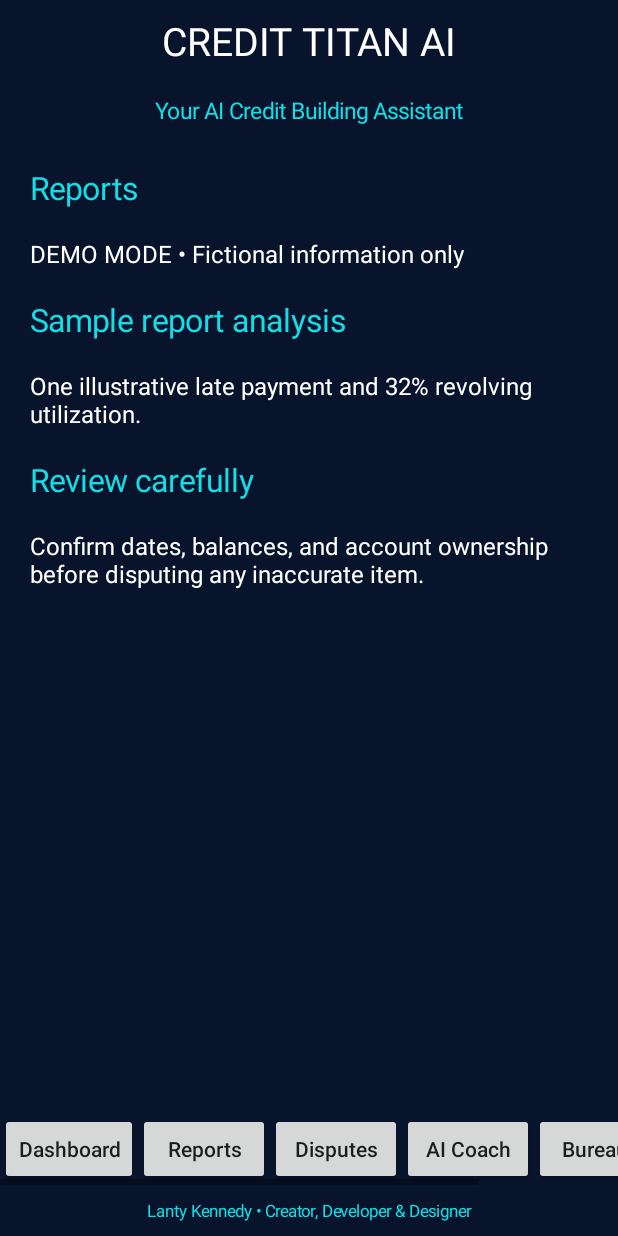
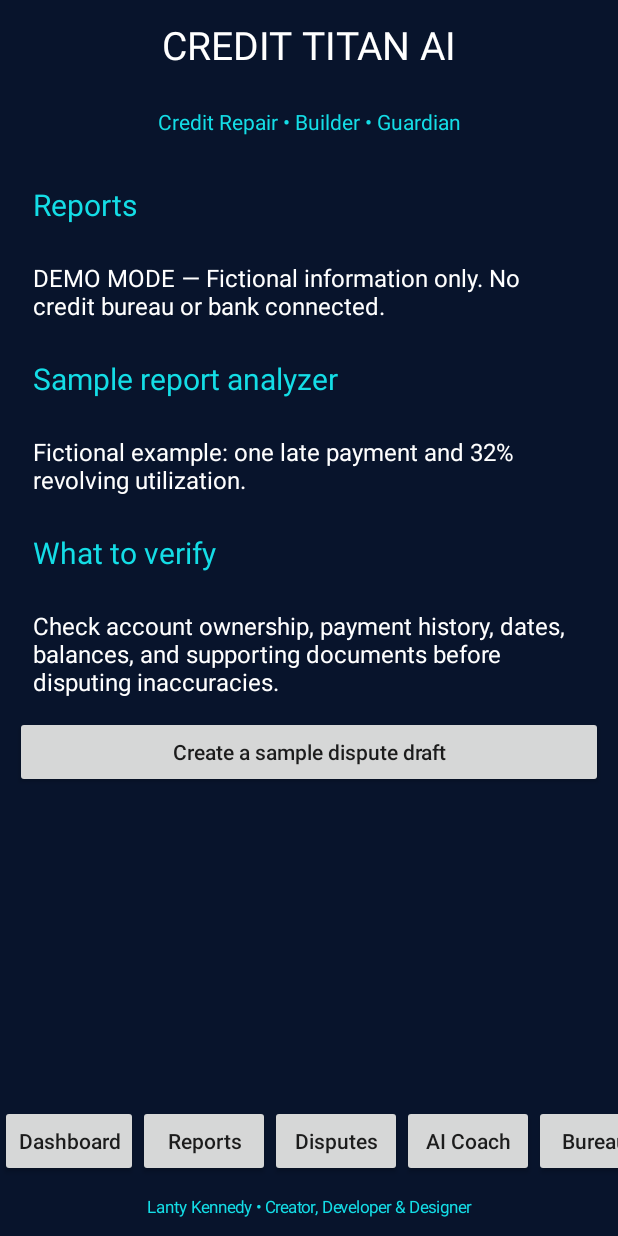
Before and after one commit to TitanCreditbyLantyKennedy/credit-titan-ai-android, an Android app: the screen it shows after launch (MainActivity), after a tap on "Reports", on a phone screen of 412 x 824 dp. Run offline under Robolectric (Android 15) with nearby library versions, the light colour scheme and no system bars; 1 other tap on this screen came first.

Commit message:
Add interactive credit planner and dispute demo to Android prototype

```diff
--- a/app/src/main/java/com/credittitan/ai/MainActivity.java
+++ b/app/src/main/java/com/credittitan/ai/MainActivity.java
@@ -1,39 +1,95 @@
-
 package com.credittitan.ai;
 
 import android.app.Activity;
 import android.os.Bundle;
 import android.graphics.Color;
 import android.view.Gravity;
-import android.view.View;
 import android.widget.*;
 
 public class MainActivity extends Activity {
-    private LinearLayout root, content, nav;
     private final int navy=Color.rgb(8,20,44), cyan=Color.rgb(20,221,230), white=Color.WHITE;
     private final String[] pages={"Dashboard","Reports","Disputes","AI Coach","Bureaus","Progress"};
-    @Override public void onCreate(Bundle state){super.onCreate(state); show("Dashboard");}
-    private TextView label(String text,int size,int color){TextView v=new TextView(this);v.setText(text);v.setTextSize(size);v.setTextColor(color);v.setPadding(12,14,12,14);return v;}
-    private void show(String page){
-        root=new LinearLayout(this);root.setOrientation(LinearLayout.VERTICAL);root.setBackgroundColor(navy);
-        TextView header=label("CREDIT TITAN AI",26,white);header.setGravity(Gravity.CENTER);root.addView(header);
-        TextView sub=label("Your AI Credit Building Assistant",15,cyan);sub.setGravity(Gravity.CENTER);root.addView(sub);
-        ScrollView scroll=new ScrollView(this);content=new LinearLayout(this);content.setPadding(18,12,18,12);content.setOrientation(LinearLayout.VERTICAL);scroll.addView(content);root.addView(scroll,new LinearLayout.LayoutParams(-1,0,1));
-        section(page);
-        HorizontalScrollView horizontal=new HorizontalScrollView(this);nav=new LinearLayout(this);nav.setOrientation(LinearLayout.HORIZONTAL);
-        for(String p:pages){Button b=new Button(this);b.setText(p);b.setAllCaps(false);b.setOnClickListener(v->show(p));nav.addView(b);}horizontal.addView(nav);root.addView(horizontal);
-        TextView credit=label("Lanty Kennedy • Creator, Developer & Designer",11,cyan);credit.setGravity(Gravity.CENTER);root.addView(credit);setContentView(root);
+    private LinearLayout content;
+    private int balance=960, limit=3000;
+    private boolean disputeDraft=false;
+    private int dp(int value){return (int)(getResources().getDisplayMetrics().density*value+0.5f);}
+    @Override public void onCreate(Bundle state){super.onCreate(state);show(0);}
+    private TextView text(String value,int size,int color){
+        TextView t=new TextView(this);t.setText(value);t.setTextSize(size);t.setTextColor(color);
+        t.setPadding(dp(12),dp(12),dp(12),dp(12));return t;
     }
-    private void item(String title,String body){TextView t=label(title,21,cyan);content.addView(t);TextView b=label(body,16,white);content.addView(b);}
-    private void section(String page){
-        item(page,"DEMO MODE • Fictional information only");
-        switch(page){
-            case "Dashboard":item("Sample credit score: 682","Illustrative score only • No credit bureau connected");item("Your next steps","Review report details, check utilization, and set a payment reminder.");break;
-            case "Reports":item("Sample report analysis","One illustrative late payment and 32% revolving utilization.");item("Review carefully","Confirm dates, balances, and account ownership before disputing any inaccurate item.");break;
-            case "Disputes":item("Dispute tracker","No real disputes submitted. Example status: Draft → Submitted → Response received.");break;
-            case "AI Coach":item("Credit-building guidance","Pay on time, check reports for errors, and consider lowering revolving balances. Guidance is educational, not a live AI service.");break;
-            case "Bureaus":item("Experian • Equifax • TransUnion","Not connected. Monitoring data shown here is a demonstration, not a live credit report.");break;
-            case "Progress":item("Illustrative goal","Reduce revolving utilization below 30% and review all three reports for accuracy.");break;
+    private void add(String title,String body){
+        content.addView(text(title,20,cyan));
+        content.addView(text(body,16,white));
+    }
+    private void action(String label,Runnable callback){
+        Button b=new Button(this);b.setText(label);b.setAllCaps(false);b.setOnClickListener(v->callback.run());
+        content.addView(b,new LinearLayout.LayoutParams(-1,-2));
+    }
+    private void show(int index){
+        LinearLayout root=new LinearLayout(this);root.setOrientation(LinearLayout.VERTICAL);root.setBackgroundColor(navy);
+        TextView title=text("CREDIT TITAN AI",26,white);title.setGravity(Gravity.CENTER);root.addView(title);
+        TextView subtitle=text("Credit Repair • Builder • Guardian",14,cyan);subtitle.setGravity(Gravity.CENTER);root.addView(subtitle);
+        ScrollView scroll=new ScrollView(this);scroll.setFillViewport(true);
+        content=new LinearLayout(this);content.setOrientation(LinearLayout.VERTICAL);content.setPadding(dp(10),dp(8),dp(10),dp(8));
+        scroll.addView(content);root.addView(scroll,new LinearLayout.LayoutParams(-1,0,1));
+        add(pages[index],"DEMO MODE — Fictional information only. No credit bureau or bank connected.");
+        render(index);
+        HorizontalScrollView bar=new HorizontalScrollView(this);bar.setHorizontalScrollBarEnabled(false);
+        LinearLayout nav=new LinearLayout(this);nav.setOrientation(LinearLayout.HORIZONTAL);
+        for(int i=0;i<pages.length;i++){
+            final int selected=i;Button button=new Button(this);button.setText(pages[i]);button.setAllCaps(false);
+            button.setOnClickListener(v->show(selected));nav.addView(button);
+        }
+        bar.addView(nav);root.addView(bar);
+        TextView credit=text("Lanty Kennedy • Creator, Developer & Designer",11,cyan);credit.setGravity(Gravity.CENTER);
+        root.addView(credit);setContentView(root);
+    }
+    private void render(int index){
+        switch(index){
+            case 0:
+                add("Illustrative credit score: 682","This is not a FICO score or a live credit report.");
+                add("Your next steps","Explore sample reports, practice utilization planning, and draft a demonstration dispute.");
+                action("Open report analyzer",()->show(1));
+                action("Plan credit utilization",()->show(5));
+                break;
+            case 1:
+                add("Sample report analyzer","Fictional example: one late payment and 32% revolving utilization.");
+                add("What to verify","Check account ownership, payment history, dates, balances, and supporting documents before disputing inaccuracies.");
+                action("Create a sample dispute draft",()->{disputeDraft=true;show(2);});
+                break;
+            case 2:
+                add("Dispute center",disputeDraft?"Sample draft created locally for this session. Nothing has been sent.":"No sample dispute draft created yet.");
+                action("Create demonstration draft",()->{disputeDraft=true;show(2);});
+                if(disputeDraft)action("Clear demonstration draft",()->{disputeDraft=false;show(2);});
+                add("Important","Only dispute information you reasonably believe is inaccurate. This prototype does not submit disputes.");
+                break;
+            case 3:
+                add("AI coach — educational demo","Pay bills on time, review reports for errors, and consider reducing revolving balances.");
+                add("How utilization works","Utilization is your revolving balance divided by your credit limit. The planner lets you explore fictional scenarios.");
+                action("Open utilization planner",()->show(5));
+                add("Service status","This coach is not connected to a live AI service.");
+                break;
+            case 4:
+                add("Experian","Not connected — demonstration only.");
+                add("Equifax","Not connected — demonstration only.");
+                add("TransUnion","Not connected — demonstration only.");
+                add("Privacy","No personal credit information is collected by this demo.");
+                break;
+            case 5:
+                int pct=(int)Math.round(100.0*balance/limit);
+                add("Interactive utilization planner","Sample balance: $"+balance+" | Sample limit: $"+limit+" | Utilization: "+pct+"%");
+                add("Adjust fictional balance","Move the slider to explore how utilization changes. This does not predict a credit score.");
+                SeekBar slider=new SeekBar(this);slider.setMax(limit);slider.setProgress(balance);
+                slider.setOnSeekBarChangeListener(new SeekBar.OnSeekBarChangeListener(){
+                    public void onProgressChanged(SeekBar s,int p,boolean fromUser){balance=p;}
+                    public void onStartTrackingTouch(SeekBar s){}
+                    public void onStopTrackingTouch(SeekBar s){show(5);}
+                });
+                content.addView(slider);
+                add("Illustrative goal","At a $"+limit+" limit, a balance below $900 would be under 30% utilization. Actual scoring depends on many factors.");
+                action("Reset example",()->{balance=960;show(5);});
+                break;
         }
     }
 }
```
